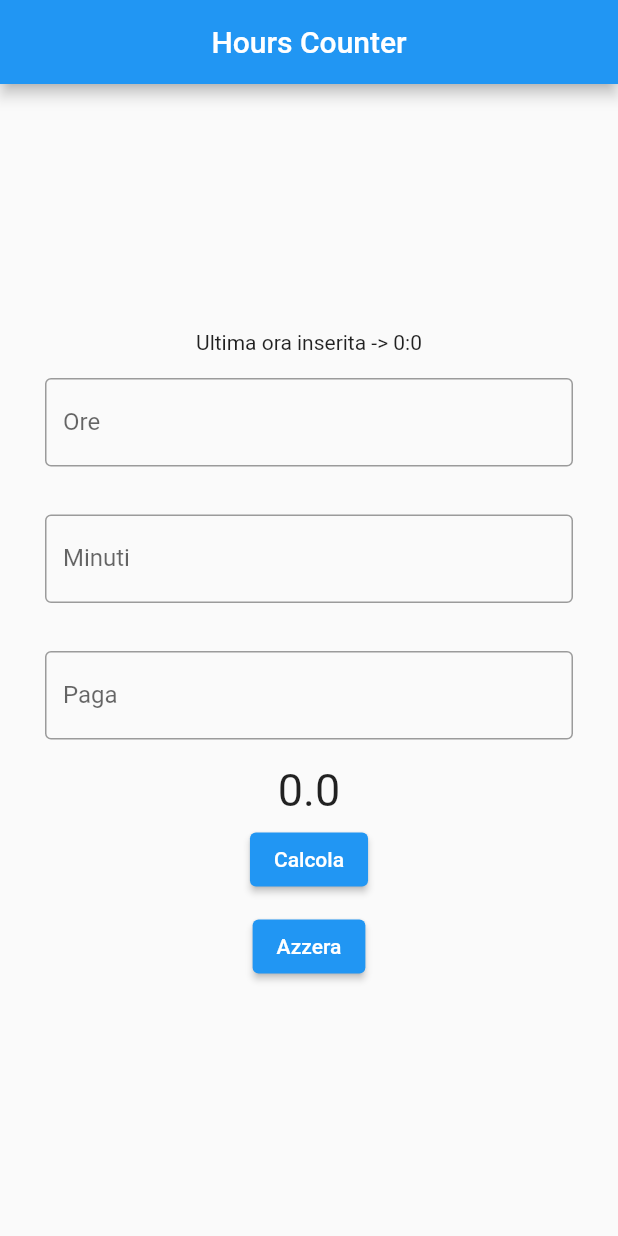
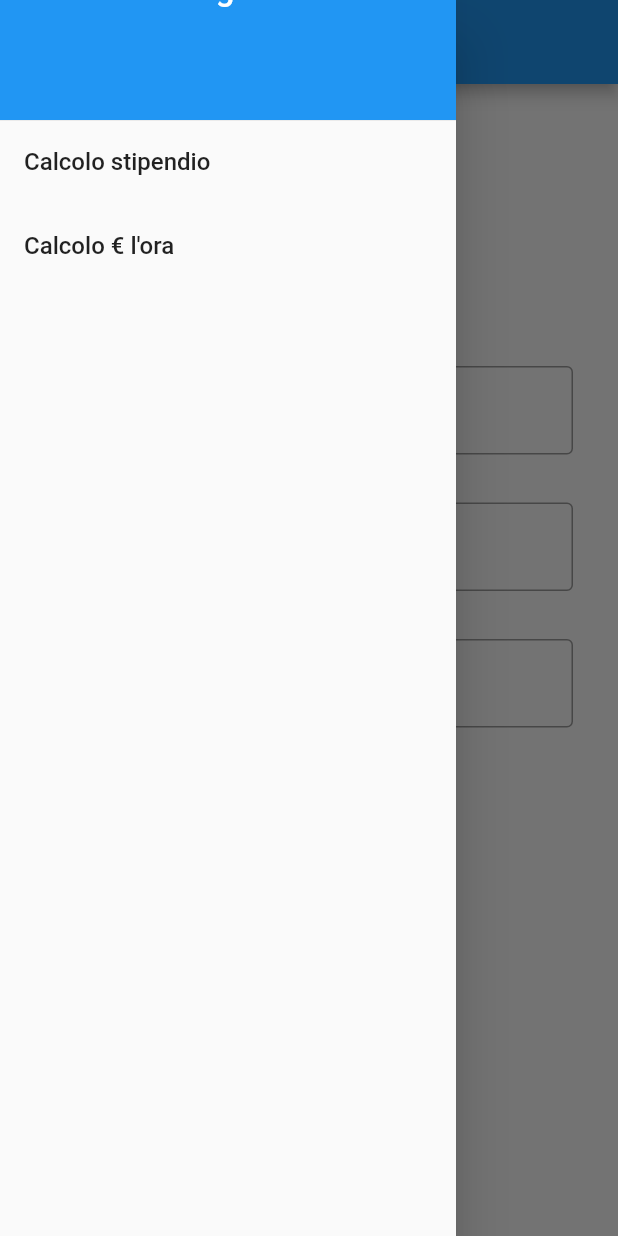
Before and after one commit to Kirisn/Hours-Counter, a Flutter app: the screen it shows after launch, with the side drawer open (before the commit the screen has no drawer), on a phone screen of 412 x 824 dp. Run offline on Flutter 3.47's test engine with Material 2 defaults, Android fonts, the light colour scheme and no system bars.

Commit message:
new thing

```diff
--- a/lib/main.dart
+++ b/lib/main.dart
@@ -1,7 +1,15 @@
 import 'package:flutter/material.dart';
 
-void main() {
-  runApp(const MyApp());
+void main() => runApp(const MyApp());
+
+// Create a Form widget.
+class MyCustomForm extends StatefulWidget {
+  const MyCustomForm({super.key});
+
+  @override
+  MyCustomFormState createState() {
+    return MyCustomFormState();
+  }
 }
 
 class MyApp extends StatelessWidget {
@@ -19,18 +27,43 @@ class MyApp extends StatelessWidget {
             title: const Text(appTitle),
           ),
           body: const MyCustomForm(),
+          drawer: Drawer(
+            child: ListView(padding: EdgeInsets.zero, children: [
+              const SizedBox(
+                height: 80,
+                child: DrawerHeader(
+                  decoration: BoxDecoration(
+                    color: Colors.blue,
                   ),
+                  margin: EdgeInsets.all(0),
+                  padding: EdgeInsets.only(left: 100, top: -20),
+                  child: Text(
+                    'Navigator',
+                    style: TextStyle(color: Colors.white, fontSize: 22),
+                  ),
+                ),
+              ),
+              ListTile(
+                title: const Text(
+                  "Calcolo stipendio",
+                  style: TextStyle(fontSize: 16),
+                ),
+                onTap: () {
+                  Navigator.pop(context);
+                },
+              ),
+              ListTile(
+                title: const Text(
+                  "Calcolo € l'ora",
+                  style: TextStyle(fontSize: 16),
+                ),
+                onTap: () {
+                  Navigator.pop(context);
+                },
+              ),
+            ]),
+          )),
     );
-  }
-}
-
-// Create a Form widget.
-class MyCustomForm extends StatefulWidget {
-  const MyCustomForm({super.key});
-
-  @override
-  MyCustomFormState createState() {
-    return MyCustomFormState();
   }
 }
 
@@ -59,19 +92,21 @@ class MyCustomFormState extends State<MyCustomForm> {
       child: Column(
         mainAxisAlignment: MainAxisAlignment.center,
         children: [
-          Text("Ultima ora inserita -> $ore:$minuti"),
           Padding(
             padding: const EdgeInsets.symmetric(horizontal: 30, vertical: 16),
             child: TextFormField(
               decoration: const InputDecoration(
-                hintText: "H",
+                hintText: "Ore",
                 border: OutlineInputBorder(),
                 labelText: "Ore",
               ),
               keyboardType: TextInputType.number,
               // The validator receives the text that the user has entered.
               validator: (value) {
-                tmp = int.parse(value!);
+                if (value == null) {
+                  return "Inserisci un numero";
+                }
+                tmp = int.parse(value);
                 if (tmp > 24 || tmp < 0) {
                   return 'Inserisci un numero validio';
                 } else {
```
Also changed, not shown: pubspec.yaml (+27 -32 lines), assets/android12splash.png (added), 18 other files. Lines whose indentation alone changed are shown as unchanged.
